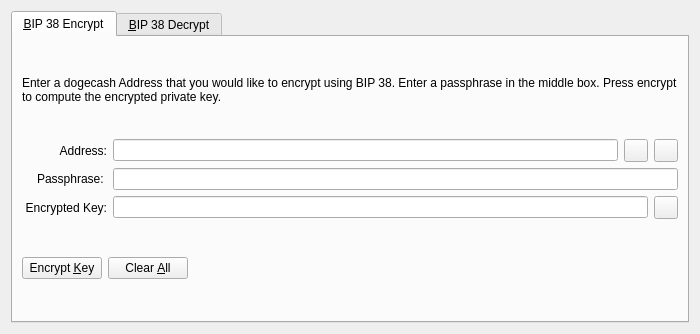
Old version of the form src/qt/forms/bip38tooldialog.ui in the repository dogecash/dogecash-old.
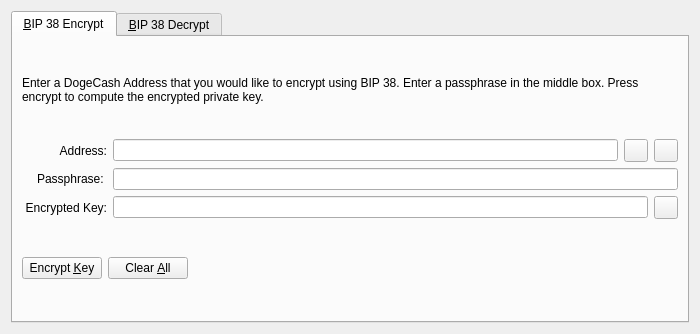
New version of the form. The open tabs and pages were chosen to show the change. Icons and pictures are not drawn. Custom widgets are drawn as their Qt base class.

```diff
--- a/src/qt/forms/bip38tooldialog.ui
+++ b/src/qt/forms/bip38tooldialog.ui
@@ -30,7 +30,7 @@
        <item>
         <widget class="QLabel" name="infoLabel_ENC">
          <property name="text">
-          <string>Enter a dogecash Address that you would like to encrypt using BIP 38. Enter a passphrase in the middle box. Press encrypt to compute the encrypted private key.</string>
+          <string>Enter a DogeCash Address that you would like to encrypt using BIP 38. Enter a passphrase in the middle box. Press encrypt to compute the encrypted private key.</string>
          </property>
          <property name="textFormat">
           <enum>Qt::PlainText</enum>
```
Left out of the diff: 4 changed lines with no effect on the pictures.
